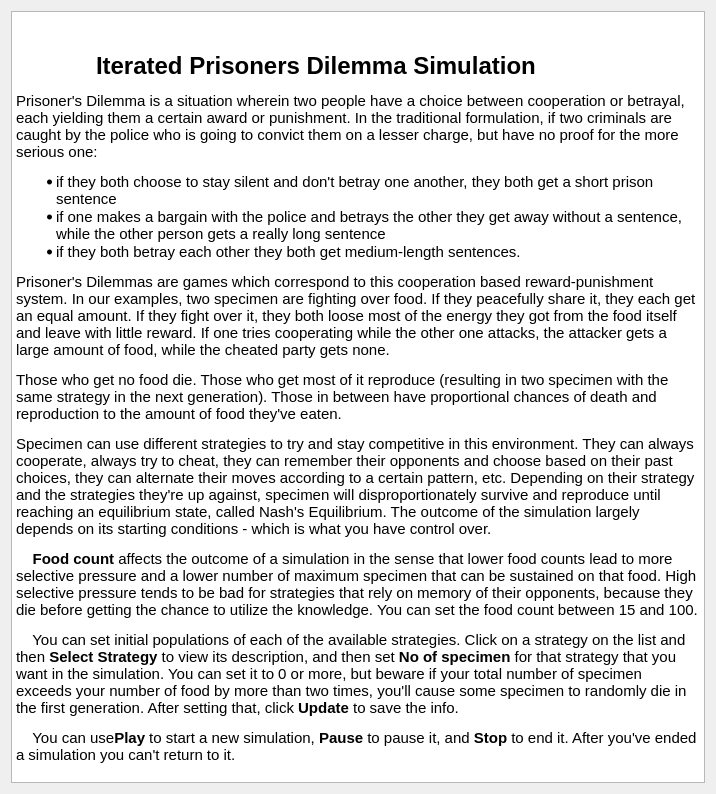
This is IPDS_QT_Project/help.ui in MATF-RS20/RS015-ipds-iterated-prisoners-dilemma-simulation as Qt 5 draws it before an edit. The edited form follows.
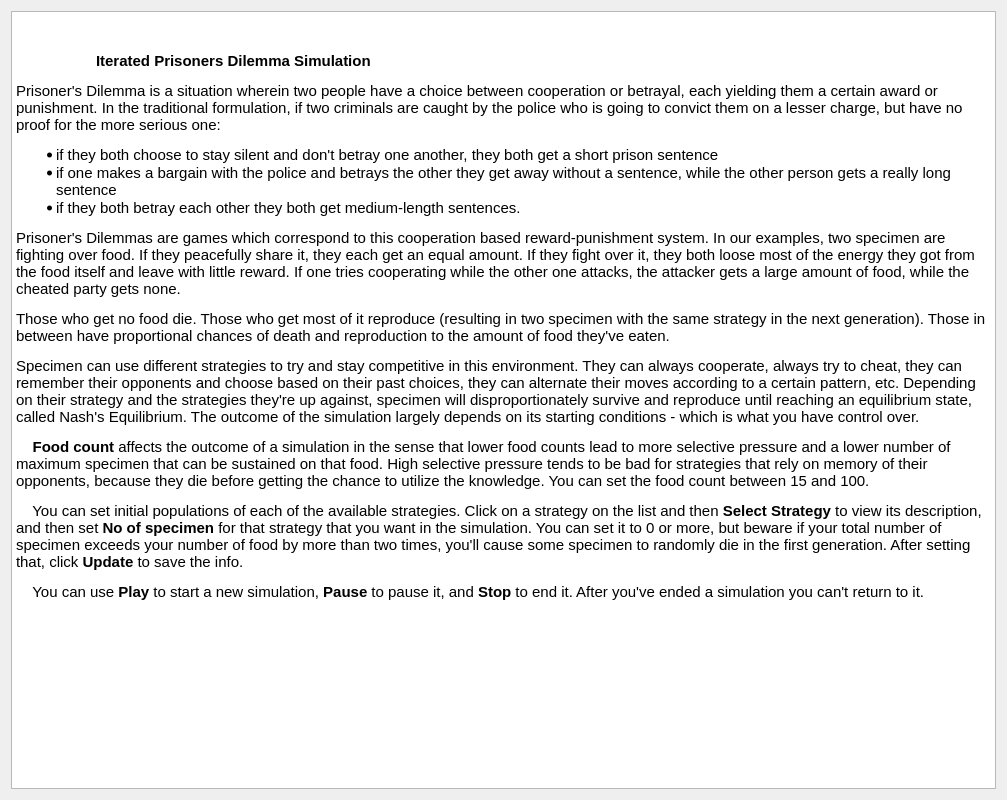
This is the edited form.

Diff of the .ui file:
```diff
--- a/IPDS_QT_Project/help.ui
+++ b/IPDS_QT_Project/help.ui
@@ -6,8 +6,8 @@
    <rect>
     <x>0</x>
     <y>0</y>
-    <width>716</width>
-    <height>794</height>
+    <width>1007</width>
+    <height>800</height>
    </rect>
   </property>
   <property name="windowTitle">
@@ -28,19 +28,19 @@
         <string>&lt;!DOCTYPE HTML PUBLIC &quot;-//W3C//DTD HTML 4.0//EN&quot; &quot;http://www.w3.org/TR/REC-html40/strict.dtd&quot;&gt;
 &lt;html&gt;&lt;head&gt;&lt;meta name=&quot;qrichtext&quot; content=&quot;1&quot; /&gt;&lt;style type=&quot;text/css&quot;&gt;
 p, li { white-space: pre-wrap; }
-&lt;/style&gt;&lt;/head&gt;&lt;body style=&quot; font-family:'Noto Sans'; font-size:11pt; font-weight:400; font-style:normal;&quot;&gt;
-&lt;p style=&quot;-qt-paragraph-type:empty; margin-top:0px; margin-bottom:0px; margin-left:0px; margin-right:0px; -qt-block-indent:0; text-indent:0px;&quot;&gt;&lt;br /&gt;&lt;/p&gt;
-&lt;p style=&quot; margin-top:18px; margin-bottom:12px; margin-left:0px; margin-right:0px; -qt-block-indent:0; text-indent:0px;&quot;&gt;&lt;span style=&quot; font-size:xx-large; font-weight:600;&quot;&gt;	Iterated Prisoners Dilemma Simulation  &lt;/span&gt;    &lt;/p&gt;
-&lt;p style=&quot; margin-top:12px; margin-bottom:12px; margin-left:0px; margin-right:0px; -qt-block-indent:0; text-indent:0px;&quot;&gt;Prisoner's Dilemma is a situation wherein two people have a choice between cooperation or betrayal, each yielding them a certain award or punishment. In the traditional formulation, if two criminals are caught by the police who is going to convict them on a lesser charge, but have no proof for the more serious one:     &lt;/p&gt;
-&lt;ul style=&quot;margin-top: 0px; margin-bottom: 0px; margin-left: 0px; margin-right: 0px; -qt-list-indent: 1;&quot;&gt;&lt;li style=&quot; margin-top:12px; margin-bottom:0px; margin-left:0px; margin-right:0px; -qt-block-indent:0; text-indent:0px;&quot;&gt;if they both choose to stay silent and don't betray one another, they both get a short prison sentence       &lt;/li&gt;
-&lt;li style=&quot; margin-top:0px; margin-bottom:0px; margin-left:0px; margin-right:0px; -qt-block-indent:0; text-indent:0px;&quot;&gt;if one makes a bargain with the police and betrays the other they get away without a sentence, while the other person gets a really long sentence        &lt;/li&gt;
-&lt;li style=&quot; margin-top:0px; margin-bottom:12px; margin-left:0px; margin-right:0px; -qt-block-indent:0; text-indent:0px;&quot;&gt;if they both betray each other they both get medium-length sentences.        &lt;/li&gt;&lt;/ul&gt;
-&lt;p style=&quot; margin-top:12px; margin-bottom:12px; margin-left:0px; margin-right:0px; -qt-block-indent:0; text-indent:0px;&quot;&gt;Prisoner's Dilemmas are games which correspond to this cooperation based reward-punishment system. In our examples, two specimen are fighting over food. If they peacefully share it, they each get an equal amount. If they fight over it, they both loose most of the energy they got from the food itself and leave with little reward. If one tries cooperating while the other one attacks, the attacker gets a large amount of food, while the cheated party gets none.      &lt;/p&gt;
-&lt;p style=&quot; margin-top:12px; margin-bottom:12px; margin-left:0px; margin-right:0px; -qt-block-indent:0; text-indent:0px;&quot;&gt;Those who get no food die. Those who get most of it reproduce (resulting in two specimen with the same strategy in the next generation). Those in between have proportional chances of death and reproduction to the amount of food they've eaten.      &lt;/p&gt;
-&lt;p style=&quot; margin-top:12px; margin-bottom:12px; margin-left:0px; margin-right:0px; -qt-block-indent:0; text-indent:0px;&quot;&gt;Specimen can use different strategies to try and stay competitive in this environment. They can always cooperate, always try to cheat, they can remember their opponents and choose based on their past choices, they can alternate their moves according to a certain pattern, etc. Depending on their strategy and the strategies they're up against, specimen will disproportionately survive and reproduce until reaching an equilibrium state, called Nash's Equilibrium. The outcome of the simulation largely depends on its starting conditions - which is what you have control over.     &lt;/p&gt;
-&lt;p style=&quot; margin-top:12px; margin-bottom:12px; margin-left:0px; margin-right:0px; -qt-block-indent:0; text-indent:0px;&quot;&gt;    &lt;span style=&quot; font-weight:600;&quot;&gt;Food count&lt;/span&gt; affects the outcome of a simulation in the sense that lower food counts lead to more selective pressure and a lower number of maximum specimen that can be sustained on that food. High selective pressure tends to be bad for strategies that rely on memory of their opponents, because they die before getting the chance to utilize the knowledge. You can set the food count between 15 and 100.      &lt;/p&gt;
-&lt;p style=&quot; margin-top:12px; margin-bottom:12px; margin-left:0px; margin-right:0px; -qt-block-indent:0; text-indent:0px;&quot;&gt;    You can set initial populations of each of the available strategies. Click on a strategy on the list and then &lt;span style=&quot; font-weight:600;&quot;&gt;Select Strategy&lt;/span&gt; to view its description, and then set &lt;span style=&quot; font-weight:600;&quot;&gt;No of specimen&lt;/span&gt; for that strategy that you want in the simulation. You can set it to 0 or more, but beware if your total number of specimen exceeds your number of food by more than two times, you'll cause some specimen to randomly die in the first generation. After setting that, click &lt;span style=&quot; font-weight:600;&quot;&gt;Update&lt;/span&gt; to save the info.     &lt;/p&gt;
-&lt;p style=&quot; margin-top:12px; margin-bottom:12px; margin-left:0px; margin-right:0px; -qt-block-indent:0; text-indent:0px;&quot;&gt;    You can use&lt;span style=&quot; font-weight:600;&quot;&gt;Play&lt;/span&gt; to start a new simulation, &lt;span style=&quot; font-weight:600;&quot;&gt;Pause&lt;/span&gt; to pause it, and &lt;span style=&quot; font-weight:600;&quot;&gt;Stop&lt;/span&gt; to end it. After you've ended a simulation you can't return to it.   &lt;/p&gt;&lt;/body&gt;&lt;/html&gt;</string>
+&lt;/style&gt;&lt;/head&gt;&lt;body style=&quot; font-family:'MS Shell Dlg 2'; font-size:8.25pt; font-weight:400; font-style:normal;&quot;&gt;
+&lt;p style=&quot;-qt-paragraph-type:empty; margin-top:0px; margin-bottom:0px; margin-left:0px; margin-right:0px; -qt-block-indent:0; text-indent:0px; font-family:'Noto Sans'; font-size:11pt;&quot;&gt;&lt;br /&gt;&lt;/p&gt;
+&lt;p style=&quot; margin-top:18px; margin-bottom:12px; margin-left:0px; margin-right:0px; -qt-block-indent:0; text-indent:0px;&quot;&gt;&lt;span style=&quot; font-family:'Noto Sans'; font-size:11pt; font-weight:600;&quot;&gt;	Iterated Prisoners Dilemma Simulation  &lt;/span&gt;&lt;span style=&quot; font-family:'Noto Sans'; font-size:11pt;&quot;&gt;    &lt;/span&gt;&lt;/p&gt;
+&lt;p style=&quot; margin-top:12px; margin-bottom:12px; margin-left:0px; margin-right:0px; -qt-block-indent:0; text-indent:0px;&quot;&gt;&lt;span style=&quot; font-family:'Noto Sans'; font-size:11pt;&quot;&gt;Prisoner's Dilemma is a situation wherein two people have a choice between cooperation or betrayal, each yielding them a certain award or punishment. In the traditional formulation, if two criminals are caught by the police who is going to convict them on a lesser charge, but have no proof for the more serious one:     &lt;/span&gt;&lt;/p&gt;
+&lt;ul style=&quot;margin-top: 0px; margin-bottom: 0px; margin-left: 0px; margin-right: 0px; -qt-list-indent: 1;&quot;&gt;&lt;li style=&quot; font-family:'Noto Sans'; font-size:11pt;&quot; style=&quot; margin-top:12px; margin-bottom:0px; margin-left:0px; margin-right:0px; -qt-block-indent:0; text-indent:0px;&quot;&gt;if they both choose to stay silent and don't betray one another, they both get a short prison sentence       &lt;/li&gt;
+&lt;li style=&quot; font-family:'Noto Sans'; font-size:11pt;&quot; style=&quot; margin-top:0px; margin-bottom:0px; margin-left:0px; margin-right:0px; -qt-block-indent:0; text-indent:0px;&quot;&gt;if one makes a bargain with the police and betrays the other they get away without a sentence, while the other person gets a really long sentence        &lt;/li&gt;
+&lt;li style=&quot; font-family:'Noto Sans'; font-size:11pt;&quot; style=&quot; margin-top:0px; margin-bottom:12px; margin-left:0px; margin-right:0px; -qt-block-indent:0; text-indent:0px;&quot;&gt;if they both betray each other they both get medium-length sentences.        &lt;/li&gt;&lt;/ul&gt;
+&lt;p style=&quot; margin-top:12px; margin-bottom:12px; margin-left:0px; margin-right:0px; -qt-block-indent:0; text-indent:0px;&quot;&gt;&lt;span style=&quot; font-family:'Noto Sans'; font-size:11pt;&quot;&gt;Prisoner's Dilemmas are games which correspond to this cooperation based reward-punishment system. In our examples, two specimen are fighting over food. If they peacefully share it, they each get an equal amount. If they fight over it, they both loose most of the energy they got from the food itself and leave with little reward. If one tries cooperating while the other one attacks, the attacker gets a large amount of food, while the cheated party gets none.      &lt;/span&gt;&lt;/p&gt;
+&lt;p style=&quot; margin-top:12px; margin-bottom:12px; margin-left:0px; margin-right:0px; -qt-block-indent:0; text-indent:0px;&quot;&gt;&lt;span style=&quot; font-family:'Noto Sans'; font-size:11pt;&quot;&gt;Those who get no food die. Those who get most of it reproduce (resulting in two specimen with the same strategy in the next generation). Those in between have proportional chances of death and reproduction to the amount of food they've eaten.      &lt;/span&gt;&lt;/p&gt;
+&lt;p style=&quot; margin-top:12px; margin-bottom:12px; margin-left:0px; margin-right:0px; -qt-block-indent:0; text-indent:0px;&quot;&gt;&lt;span style=&quot; font-family:'Noto Sans'; font-size:11pt;&quot;&gt;Specimen can use different strategies to try and stay competitive in this environment. They can always cooperate, always try to cheat, they can remember their opponents and choose based on their past choices, they can alternate their moves according to a certain pattern, etc. Depending on their strategy and the strategies they're up against, specimen will disproportionately survive and reproduce until reaching an equilibrium state, called Nash's Equilibrium. The outcome of the simulation largely depends on its starting conditions - which is what you have control over.     &lt;/span&gt;&lt;/p&gt;
+&lt;p style=&quot; margin-top:12px; margin-bottom:12px; margin-left:0px; margin-right:0px; -qt-block-indent:0; text-indent:0px;&quot;&gt;&lt;span style=&quot; font-family:'Noto Sans'; font-size:11pt;&quot;&gt;    &lt;/span&gt;&lt;span style=&quot; font-family:'Noto Sans'; font-size:11pt; font-weight:600;&quot;&gt;Food count&lt;/span&gt;&lt;span style=&quot; font-family:'Noto Sans'; font-size:11pt;&quot;&gt; affects the outcome of a simulation in the sense that lower food counts lead to more selective pressure and a lower number of maximum specimen that can be sustained on that food. High selective pressure tends to be bad for strategies that rely on memory of their opponents, because they die before getting the chance to utilize the knowledge. You can set the food count between 15 and 100.      &lt;/span&gt;&lt;/p&gt;
+&lt;p style=&quot; margin-top:12px; margin-bottom:12px; margin-left:0px; margin-right:0px; -qt-block-indent:0; text-indent:0px;&quot;&gt;&lt;span style=&quot; font-family:'Noto Sans'; font-size:11pt;&quot;&gt;    You can set initial populations of each of the available strategies. Click on a strategy on the list and then &lt;/span&gt;&lt;span style=&quot; font-family:'Noto Sans'; font-size:11pt; font-weight:600;&quot;&gt;Select Strategy&lt;/span&gt;&lt;span style=&quot; font-family:'Noto Sans'; font-size:11pt;&quot;&gt; to view its description, and then set &lt;/span&gt;&lt;span style=&quot; font-family:'Noto Sans'; font-size:11pt; font-weight:600;&quot;&gt;No of specimen&lt;/span&gt;&lt;span style=&quot; font-family:'Noto Sans'; font-size:11pt;&quot;&gt; for that strategy that you want in the simulation. You can set it to 0 or more, but beware if your total number of specimen exceeds your number of food by more than two times, you'll cause some specimen to randomly die in the first generation. After setting that, click &lt;/span&gt;&lt;span style=&quot; font-family:'Noto Sans'; font-size:11pt; font-weight:600;&quot;&gt;Update&lt;/span&gt;&lt;span style=&quot; font-family:'Noto Sans'; font-size:11pt;&quot;&gt; to save the info.     &lt;/span&gt;&lt;/p&gt;
+&lt;p style=&quot; margin-top:12px; margin-bottom:12px; margin-left:0px; margin-right:0px; -qt-block-indent:0; text-indent:0px;&quot;&gt;&lt;span style=&quot; font-family:'Noto Sans'; font-size:11pt;&quot;&gt;    You can use &lt;/span&gt;&lt;span style=&quot; font-family:'Noto Sans'; font-size:11pt; font-weight:600;&quot;&gt;Play&lt;/span&gt;&lt;span style=&quot; font-family:'Noto Sans'; font-size:11pt;&quot;&gt; to start a new simulation, &lt;/span&gt;&lt;span style=&quot; font-family:'Noto Sans'; font-size:11pt; font-weight:600;&quot;&gt;Pause&lt;/span&gt;&lt;span style=&quot; font-family:'Noto Sans'; font-size:11pt;&quot;&gt; to pause it, and &lt;/span&gt;&lt;span style=&quot; font-family:'Noto Sans'; font-size:11pt; font-weight:600;&quot;&gt;Stop&lt;/span&gt;&lt;span style=&quot; font-family:'Noto Sans'; font-size:11pt;&quot;&gt; to end it. After you've ended a simulation you can't return to it.   &lt;/span&gt;&lt;/p&gt;&lt;/body&gt;&lt;/html&gt;</string>
        </property>
        <property name="placeholderText">
         <string/>
```
